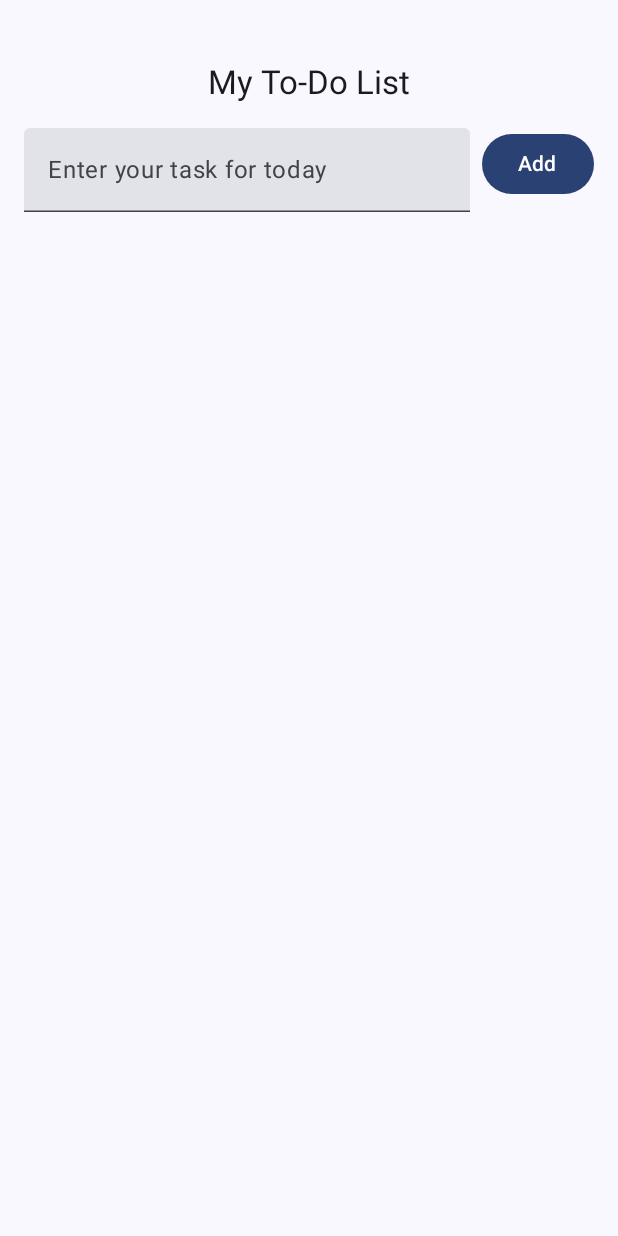
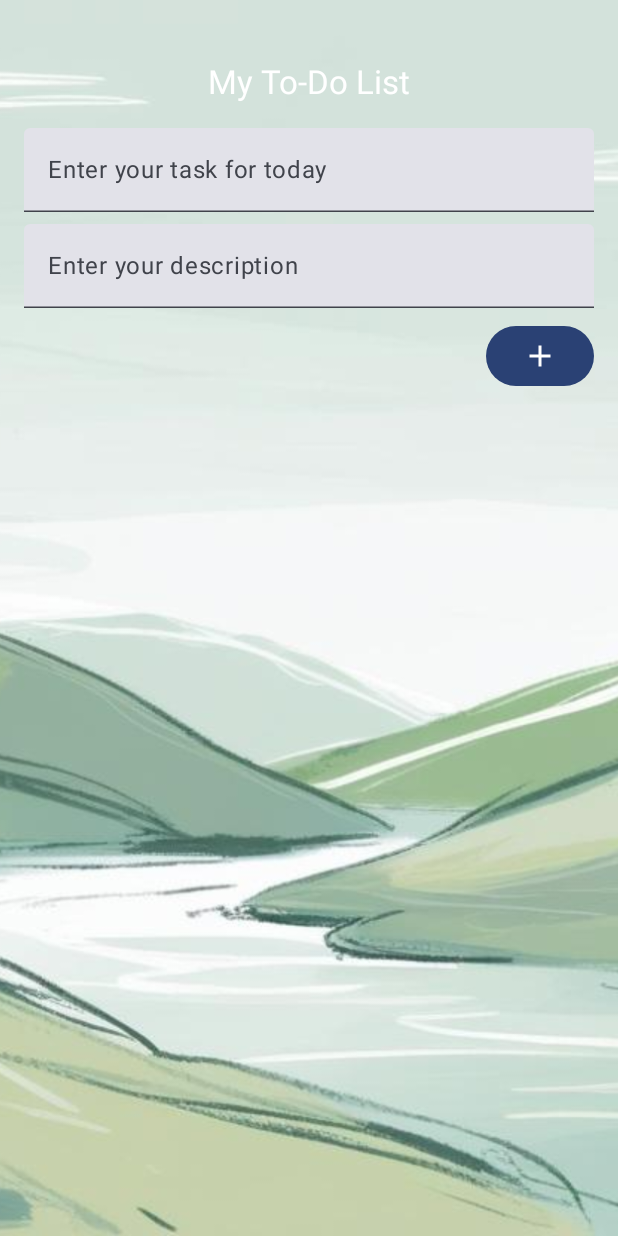
Before and after one commit to steph1293/ToDoApp, an Android app built with Jetpack Compose: the screen it shows after launch (MainActivity), on a phone screen of 412 x 824 dp. Run offline under Robolectric (Android 15) with nearby library versions, the phone set to English and light mode, and no system bars.

Commit message:
Added background, text color and Icon

```diff
--- a/app/build.gradle.kts
+++ b/app/build.gradle.kts
@@ -49,6 +49,8 @@ dependencies {
     implementation(libs.androidx.ui.graphics)
     implementation(libs.androidx.ui.tooling.preview)
     implementation(libs.androidx.material3)
+    implementation(libs.androidx.navigation.runtime.ktx)
+    implementation(libs.androidx.navigation.compose)
     testImplementation(libs.junit)
     androidTestImplementation(libs.androidx.junit)
     androidTestImplementation(libs.androidx.espresso.core)
--- a/app/src/main/java/com/example/todoapp/MainActivity.kt
+++ b/app/src/main/java/com/example/todoapp/MainActivity.kt
@@ -4,19 +4,14 @@ import android.annotation.SuppressLint
 import android.os.Bundle
 import androidx.activity.ComponentActivity
 import androidx.activity.compose.setContent
-import androidx.activity.enableEdgeToEdge
-import androidx.compose.foundation.layout.Arrangement
-import androidx.compose.foundation.layout.Box
-import androidx.compose.foundation.layout.Column
-import androidx.compose.foundation.layout.Row
-import androidx.compose.foundation.layout.Spacer
-import androidx.compose.foundation.layout.fillMaxSize
-import androidx.compose.foundation.layout.fillMaxWidth
-import androidx.compose.foundation.layout.height
-import androidx.compose.foundation.layout.padding
+import androidx.compose.foundation.Image
+import androidx.compose.foundation.layout.*
 import androidx.compose.foundation.lazy.LazyColumn
 import androidx.compose.foundation.lazy.items
+import androidx.compose.material.icons.Icons
+import androidx.compose.material.icons.filled.Add
 import androidx.compose.material3.Button
+import androidx.compose.material3.Icon
 import androidx.compose.material3.MaterialTheme
 import androidx.compose.material3.Scaffold
 import androidx.compose.material3.Text
@@ -29,6 +24,9 @@ import androidx.compose.runtime.remember
 import androidx.compose.runtime.setValue
 import androidx.compose.ui.Alignment
 import androidx.compose.ui.Modifier
+import androidx.compose.ui.graphics.Color
+import androidx.compose.ui.layout.ContentScale
+import androidx.compose.ui.res.painterResource
 import androidx.compose.ui.tooling.preview.Preview
 import androidx.compose.ui.unit.dp
 import com.example.todoapp.ui.theme.ToDoAppTheme
@@ -39,78 +37,15 @@ class MainActivity : ComponentActivity() {
         super.onCreate(savedInstanceState)
         setContent {
             ToDoAppTheme {
-                Scaffold( modifier = Modifier.fillMaxSize(), content = {
+                Scaffold(modifier = Modifier.fillMaxSize(), content = {
                     ToDoApp()
-                } )
+                })
             }
         }
     }
 }
 
-@Composable
-fun ToDoApp() {
-    val tasks = remember { mutableStateListOf<Task>() }
-    Column( modifier = Modifier
-        .fillMaxSize()
-        .padding(16.dp))
 
-    {
-
-        Box(
-            modifier = Modifier
-                .fillMaxWidth()
-                .padding(top= 25.dp, bottom = 16.dp),
-            contentAlignment = Alignment.Center
-        ) { Text(
-            text = "My To-Do List",
-            style = MaterialTheme.typography.titleLarge) }
-        TaskInput {
-            taskName -> if (taskName.isNotEmpty()) { tasks.add(Task(taskName)) } }
-        Spacer(modifier = Modifier.height(8.dp))
-        TaskList(tasks = tasks) }
-}
-@Composable
-fun TaskInput(onTaskAdded: (String) -> Unit) {
-    var taskName by remember { mutableStateOf("") }
-    Row {
-        TextField( value = taskName,
-            onValueChange = {
-        taskName = it
-                            },
-            modifier = Modifier.weight(1f), placeholder = {
-                Text("Enter your task for today") } )
-        Button(
-            onClick = {
-                onTaskAdded(taskName)
-                taskName = ""
-            },
-            modifier = Modifier.padding(start = 8.dp)
-        ) {
-            Text("Add")
-        }
-
-    }
-}
-
-@Composable
-fun TaskList(tasks: List<Task>) {
-    LazyColumn { items(tasks) { task -> TaskItem(task) } }
-}
-
-
-@Composable
-fun TaskItem(task: Task) {
-    var deleted by remember { mutableStateOf(false) }
-    if (!deleted) {
-        Row(
-            modifier = Modifier
-                .fillMaxWidth()
-                .padding(vertical = 4.dp),
-            horizontalArrangement = Arrangement.SpaceBetween
-        ) { Text(task.name)
-            Button (onClick = { deleted = true }) { Text("Delete") } }
-    }
-}
 
 @Preview(showBackground = true)
 @Composable
--- a/app/src/main/java/com/example/todoapp/Task.kt
+++ b/app/src/main/java/com/example/todoapp/Task.kt
@@ -1,3 +1,3 @@
 package com.example.todoapp
 
-data class Task(val name:String)
+data class Task(val name:String, val description:String)
--- /dev/null
+++ b/app/src/main/java/com/example/todoapp/ToDoApp.kt
@@ -0,0 +1,146 @@
+package com.example.todoapp
+
+import android.annotation.SuppressLint
+import android.os.Bundle
+import android.widget.Toast
+import androidx.compose.foundation.Image
+import androidx.compose.foundation.layout.*
+import androidx.compose.foundation.lazy.LazyColumn
+import androidx.compose.foundation.lazy.items
+import androidx.compose.material.icons.Icons
+import androidx.compose.material.icons.filled.Add
+import androidx.compose.material3.Button
+import androidx.compose.material3.Icon
+import androidx.compose.material3.MaterialTheme
+import androidx.compose.material3.Scaffold
+import androidx.compose.material3.Text
+import androidx.compose.material3.TextField
+import androidx.compose.runtime.Composable
+import androidx.compose.runtime.getValue
+import androidx.compose.runtime.mutableStateListOf
+import androidx.compose.runtime.mutableStateOf
+import androidx.compose.runtime.remember
+import androidx.compose.runtime.setValue
+import androidx.compose.ui.Alignment
+import androidx.compose.ui.Modifier
+import androidx.compose.ui.graphics.Color
+import androidx.compose.ui.layout.ContentScale
+import androidx.compose.ui.platform.LocalContext
+import androidx.compose.ui.res.painterResource
+import androidx.compose.ui.unit.dp
+
+val DarkGreen = Color(0xFF006400)
+val DarkBlue = Color(0xFF00008B)
+
+@Composable
+fun ToDoApp() {
+    val tasks = remember { mutableStateListOf<Task>() }
+    Box(modifier = Modifier.fillMaxSize()) {
+        Image(
+            painter = painterResource(id = R.drawable.background),
+            contentDescription = null,
+            contentScale = ContentScale.Crop,
+            modifier = Modifier.fillMaxSize()
+        )
+        Column(
+            modifier = Modifier
+                .fillMaxSize()
+                .padding(16.dp)
+        ) {
+            Box(
+                modifier = Modifier
+                    .fillMaxWidth()
+                    .padding(top = 25.dp, bottom = 16.dp),
+                contentAlignment = Alignment.Center
+            ) {
+                Text(
+                    text = "My To-Do List",
+                    style = MaterialTheme.typography.titleLarge,
+                    color = Color.White // Change text color here
+                )
+            }
+            TaskInput { taskName, taskDescription ->
+                if (taskName.isNotEmpty()) {
+                    tasks.add(Task(taskName, taskDescription))
+                }
+            }
+            Spacer(modifier = Modifier.height(8.dp))
+            TaskList(tasks = tasks)
+        }
+    }
+}
+
+@Composable
+fun TaskInput(onTaskAdded: (String, String) -> Unit) {
+    var taskName by remember { mutableStateOf("") }
+    var taskDescription by remember { mutableStateOf("")
+    }
+    val context = LocalContext.current
+    Column(modifier = Modifier.fillMaxWidth()) {
+        TextField(
+            value = taskName,
+            onValueChange = {
+                taskName = it
+            },
+            modifier = Modifier
+                .fillMaxWidth()
+                .padding(bottom = 8.dp),
+            placeholder = { Text("Enter your task for today") }
+        )
+        TextField(
+            value = taskDescription,
+            onValueChange = {
+                taskDescription = it
+            },
+            modifier = Modifier
+                .fillMaxWidth()
+                .padding(bottom = 8.dp),
+            placeholder = { Text("Enter your description") }
+        )
+        Button(
+            onClick = {
+                if (taskName.isNotEmpty() && taskDescription.isNotEmpty()) {
+                    onTaskAdded(taskName, taskDescription)
+                    taskName = ""
+                    taskDescription = ""
+                } else {
+                    Toast.makeText(
+                        context,
+                        "Task name and description cannot be empty!",
+                        Toast.LENGTH_SHORT
+                    ).show()
+                }
+            },
+            modifier = Modifier.align(Alignment.End)
+        ) {
+            Icon(imageVector = Icons.Default.Add, contentDescription = "Add Task")
+        }
+    }
+}
+
+@Composable
+fun TaskList(tasks: List<Task>) {
+    LazyColumn { items(tasks) { task -> TaskItem(task) } }
+}
+
+@Composable
+fun TaskItem(task: Task) {
+    var deleted by remember { mutableStateOf(false) }
+    if (!deleted) {
+        Row(
+            modifier = Modifier
+                .fillMaxWidth()
+                .padding(vertical = 4.dp),
+            horizontalArrangement = Arrangement.SpaceBetween
+        ) {
+            Column {
+                Text(task.name, color = DarkGreen)
+                Text(task.description, style = MaterialTheme.typography.bodyMedium,
+                    color = DarkBlue)
+            }
+            Button(onClick = { deleted = true }) {
+                Text("Delete")
+            }
+        }
+    }
+}
--- a/gradle/libs.versions.toml
+++ b/gradle/libs.versions.toml
@@ -8,6 +8,8 @@ espressoCore = "3.6.1"
 lifecycleRuntimeKtx = "2.8.7"
 activityCompose = "1.9.3"
 composeBom = "2024.04.01"
+navigationRuntimeKtx = "2.8.4"
+navigationCompose = "2.8.4"
 
 [libraries]
 androidx-core-ktx = { group = "androidx.core", name = "core-ktx", version.ref = "coreKtx" }
@@ -24,6 +26,8 @@ androidx-ui-tooling-preview = { group = "androidx.compose.ui", name = "ui-toolin
 androidx-ui-test-manifest = { group = "androidx.compose.ui", name = "ui-test-manifest" }
 androidx-ui-test-junit4 = { group = "androidx.compose.ui", name = "ui-test-junit4" }
 androidx-material3 = { group = "androidx.compose.material3", name = "material3" }
+androidx-navigation-runtime-ktx = { group = "androidx.navigation", name = "navigation-runtime-ktx", version.ref = "navigationRuntimeKtx" }
+androidx-navigation-compose = { group = "androidx.navigation", name = "navigation-compose", version.ref = "navigationCompose" }
 
 [plugins]
 android-application = { id = "com.android.application", version.ref = "agp" }
```
Also changed, not shown: app/src/main/res/drawable/background.jpg (added).
